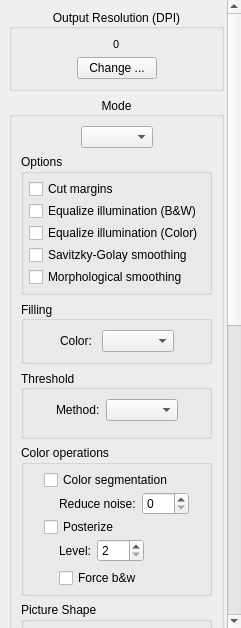
Qt form filters/output/ui/OutputOptionsWidget.ui (4lex4/scantailor-advanced) before a commit.
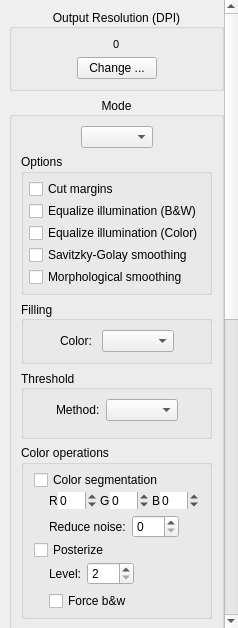
The same form after that commit. Icons and pictures are not drawn.

Commit message: Added color adjustments settings for color segmenter.

Patch:
```diff
--- a/filters/output/ui/OutputOptionsWidget.ui
+++ b/filters/output/ui/OutputOptionsWidget.ui
@@ -9,7 +9,7 @@
    <rect>
     <x>0</x>
     <y>0</y>
-    <width>241</width>
+    <width>238</width>
     <height>628</height>
    </rect>
   </property>
@@ -87,8 +87,8 @@
        <rect>
         <x>0</x>
         <y>0</y>
-        <width>226</width>
-        <height>1137</height>
+        <width>228</width>
+        <height>1165</height>
        </rect>
       </property>
       <layout class="QVBoxLayout" name="verticalLayout_3">
@@ -543,7 +543,7 @@
                </item>
                <item>
                 <widget class="QWidget" name="segmenterOptionsWidget" native="true">
-                 <layout class="QHBoxLayout" name="horizontalLayout_20">
+                 <layout class="QVBoxLayout" name="verticalLayout_19">
                   <property name="leftMargin">
                    <number>0</number>
                   </property>
@@ -557,7 +557,150 @@
                    <number>0</number>
                   </property>
                   <item>
-                   <spacer name="horizontalSpacer_40">
+                   <layout class="QHBoxLayout" name="horizontalLayout_27">
+                    <property name="spacing">
+                     <number>0</number>
+                    </property>
+                    <item>
+                     <spacer name="horizontalSpacer_56">
+                      <property name="orientation">
+                       <enum>Qt::Horizontal</enum>
+                      </property>
+                      <property name="sizeType">
+                       <enum>QSizePolicy::Minimum</enum>
+                      </property>
+                      <property name="sizeHint" stdset="0">
+                       <size>
+                        <width>15</width>
+                        <height>1</height>
+                       </size>
+                      </property>
+                     </spacer>
+                    </item>
+                    <item>
+                     <widget class="QLabel" name="rLabel">
+                      <property name="text">
+                       <string>R</string>
+                      </property>
+                      <property name="margin">
+                       <number>1</number>
+                      </property>
+                      <property name="indent">
+                       <number>0</number>
+                      </property>
+                     </widget>
+                    </item>
+                    <item>
+                     <widget class="QSpinBox" name="redAdjustmentSB">
+                      <property name="toolTip">
+                       <string>Red component adjustment. Negative value means the segmenter will be more sensitive to red and vice versa for positive values.</string>
+                      </property>
+                      <property name="frame">
+                       <bool>false</bool>
+                      </property>
+                      <property name="alignment">
+                       <set>Qt::AlignLeading|Qt::AlignLeft|Qt::AlignVCenter</set>
+                      </property>
+                      <property name="minimum">
+                       <number>-99</number>
+                      </property>
+                      <property name="maximum">
+                       <number>99</number>
+                      </property>
+                      <property name="value">
+                       <number>0</number>
+                      </property>
+                     </widget>
+                    </item>
+                    <item>
+                     <widget class="QLabel" name="gLabel">
+                      <property name="text">
+                       <string>G</string>
+                      </property>
+                      <property name="margin">
+                       <number>1</number>
+                      </property>
+                      <property name="indent">
+                       <number>3</number>
+                      </property>
+                     </widget>
+                    </item>
+                    <item>
+                     <widget class="QSpinBox" name="greenAdjustmentSB">
+                      <property name="toolTip">
+                       <string>Green component adjustment. Negative value means the segmenter will be more sensitive to green and vice versa for positive values.</string>
+                      </property>
+                      <property name="frame">
+                       <bool>false</bool>
+                      </property>
+                      <property name="alignment">
+                       <set>Qt::AlignLeading|Qt::AlignLeft|Qt::AlignVCenter</set>
+                      </property>
+                      <property name="minimum">
+                       <number>-99</number>
+                      </property>
+                      <property name="maximum">
+                       <number>99</number>
+                      </property>
+                      <property name="value">
+                       <number>0</number>
+                      </property>
+                     </widget>
+                    </item>
+                    <item>
+                     <widget class="QLabel" name="bLabel">
+                      <property name="text">
+                       <string>B</string>
+                      </property>
+                      <property name="margin">
+                       <number>1</number>
+                      </property>
+                      <property name="indent">
+                       <number>3</number>
+                      </property>
+                     </widget>
+                    </item>
+                    <item>
+                     <widget class="QSpinBox" name="blueAdjustmentSB">
+                      <property name="toolTip">
+                       <string>Blue component adjustment. Negative value means the segmenter will be more sensitive to blue and vice versa for positive values.</string>
+                      </property>
+                      <property name="frame">
+                       <bool>false</bool>
+                      </property>
+                      <property name="alignment">
+                       <set>Qt::AlignLeading|Qt::AlignLeft|Qt::AlignVCenter</set>
+                      </property>
+                      <property name="minimum">
+                       <number>-99</number>
+                      </property>
+                      <property name="maximum">
+                       <number>99</number>
+                      </property>
+                      <property name="value">
+                       <number>0</number>
+                      </property>
+                     </widget>
+                    </item>
+                    <item>
+                     <spacer name="horizontalSpacer_57">
+                      <property name="orientation">
+                       <enum>Qt::Horizontal</enum>
+                      </property>
+                      <property name="sizeHint" stdset="0">
+                       <size>
+                        <width>1</width>
+                        <height>1</height>
+                       </size>
+                      </property>
+                     </spacer>
+                    </item>
+                   </layout>
+                  </item>
+                  <item>
+                   <layout class="QHBoxLayout" name="horizontalLayout_28">
+                    <item>
+                     <spacer name="horizontalSpacer_58">
                     <property name="orientation">
                      <enum>Qt::Horizontal</enum>
                     </property>
@@ -584,6 +727,9 @@
                     <property name="toolTip">
                      <string/>
                     </property>
+                      <property name="frame">
+                       <bool>true</bool>
+                      </property>
                     <property name="alignment">
                      <set>Qt::AlignLeading|Qt::AlignLeft|Qt::AlignVCenter</set>
                     </property>
@@ -599,7 +745,7 @@
                    </widget>
                   </item>
                   <item>
-                   <spacer name="horizontalSpacer_45">
+                     <spacer name="horizontalSpacer_59">
                     <property name="orientation">
                      <enum>Qt::Horizontal</enum>
                     </property>
@@ -610,6 +756,8 @@
                      </size>
                     </property>
                    </spacer>
+                    </item>
+                   </layout>
                   </item>
                  </layout>
                 </widget>
@@ -675,6 +823,9 @@
                       <property name="toolTip">
                        <string>Lower value means lower count of colors in the output image, values between 2 and 6 inclusive guarantee an indexed image.</string>
                       </property>
+                      <property name="frame">
+                       <bool>true</bool>
+                      </property>
                       <property name="alignment">
                        <set>Qt::AlignLeading|Qt::AlignLeft|Qt::AlignVCenter</set>
                       </property>
```
Left out of the diff: 3 changed lines with no effect on the pictures. Lines whose indentation alone changed are shown as unchanged. The commit also changes 11 other files.
